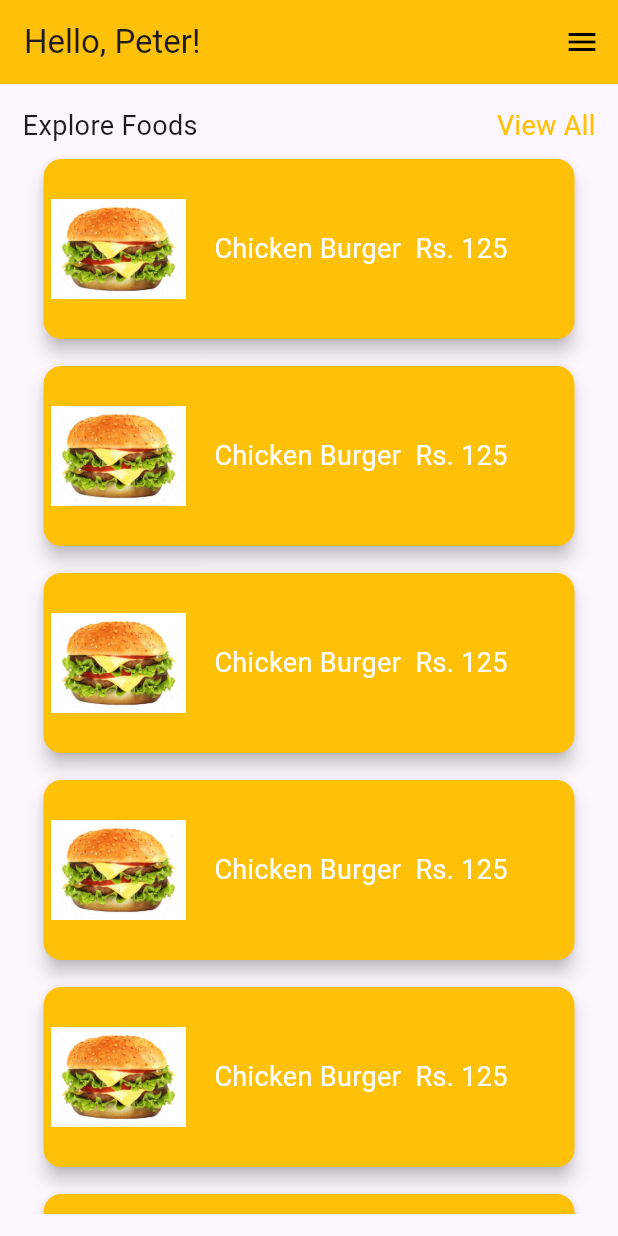
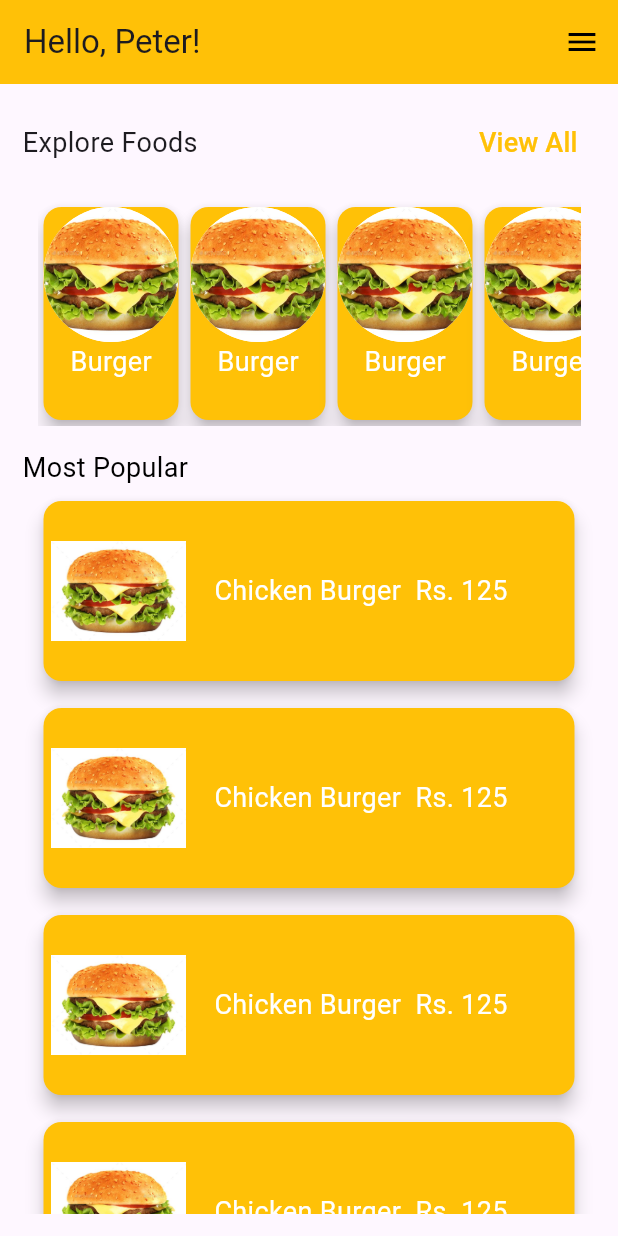
Before and after one commit to Teshan2000/Food-Delivery-App, a Flutter app: the screen it shows after launch, on a phone screen of 412 x 824 dp. Run offline on Flutter 3.47's test engine with Material 3 defaults, Android fonts, the phone set to English and light mode, and no system bars.

Commit message:
Food categories List
Foods items list were added to home page.

```diff
--- a/food_delivery_app/lib/screens/home.dart
+++ b/food_delivery_app/lib/screens/home.dart
@@ -41,24 +41,73 @@ class _HomeState extends State<Home> {
             mainAxisAlignment: MainAxisAlignment.start,
             crossAxisAlignment: CrossAxisAlignment.start,
             children: <Widget>[
-                const Row(
+              Row(
                   mainAxisAlignment: MainAxisAlignment.spaceBetween,
                   children: <Widget>[
-                      Text(
+                    const Text(
                       "Explore Foods",
                       style: TextStyle(
                         fontSize: 18,
                       ),
                     ),
-                      Text(
+                    TextButton(
+                      onPressed: () {},
+                      child: const Text(
                         "View All",
                         style: TextStyle(
                           fontSize: 18,
                           color: Colors.amber,
                         ),
                       ),
-                    ]),
-                //const Row(),
+                    ),
+                  ]
+              ),
+              Container(
+                padding: const EdgeInsets.symmetric(
+                  horizontal: 10,
+                  vertical: 15
+                ),
+                 height: 180,
+                  child: ListView(
+                    scrollDirection: Axis.horizontal,
+                    children: List.generate(6, (index) {
+                      return const Card(
+                        elevation: 5,
+                        color: Colors.amber,
+                        child: Column(
+                          children: <Widget>[
+                            CircleAvatar(
+                              radius: 45.0,
+                              backgroundImage: AssetImage(
+                                "Assets/burger.jpg",
+                              ),
+                              backgroundColor: Colors.white,
+                            ),
+                            // Image.asset(
+                            //   "Assets/burger.jpg",
+                            //   width: 90,
+                            //   height: 100,
+                            // ),
+                            Text(
+                              "Burger",
+                              style: TextStyle(
+                                fontSize: 18,
+                                color: Colors.white,
+                              ),
+                            )
+                          ],
+                        ),
+                      );
+                    }),
+                  ),
+              ),
+              const Text(
+                "Most Popular",
+                style: TextStyle(
+                  fontSize: 18,
+                  color: Colors.black,
+                ),
+              ),
               Column(
                 children: List.generate(10, (index) {
                   return const FoodCard();
@@ -69,8 +118,7 @@ class _HomeState extends State<Home> {
               //),
             ],
           ),
-          )
-        ),
+        )),
       ),
     );
   }
```
Lines whose indentation alone changed are shown as unchanged.
